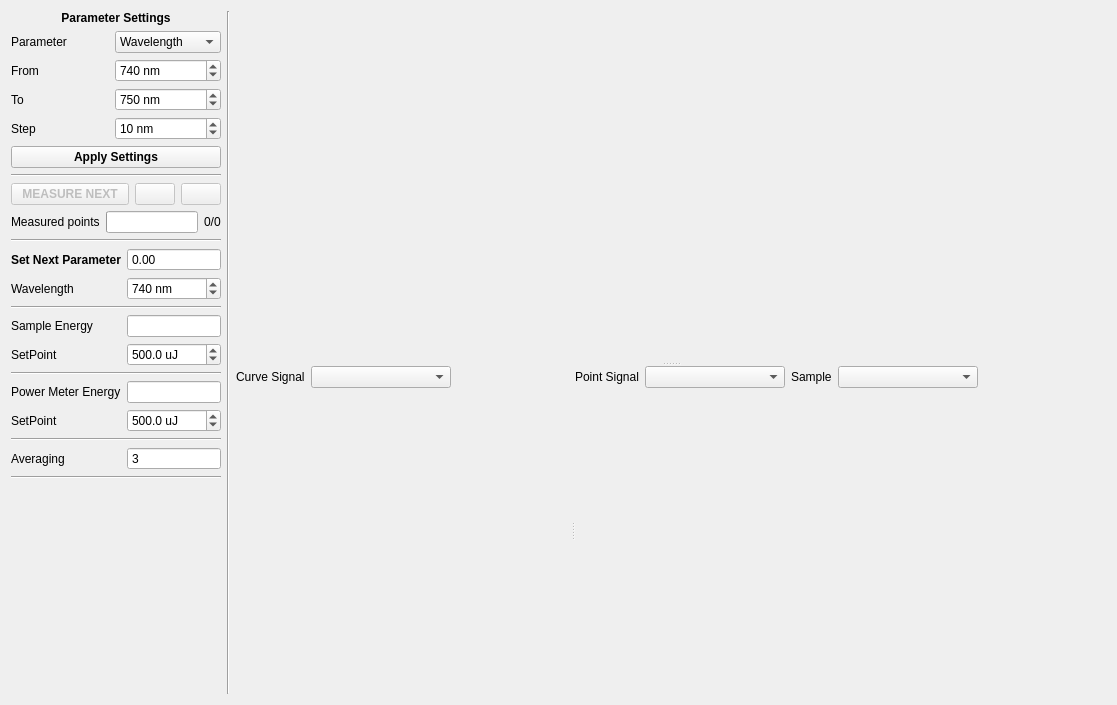
First picture: the form in modules/gui/designer/curve_measure_widget.ui, repository Kaldarinz/PA-RSCF-22-72-00015-, before the edit.
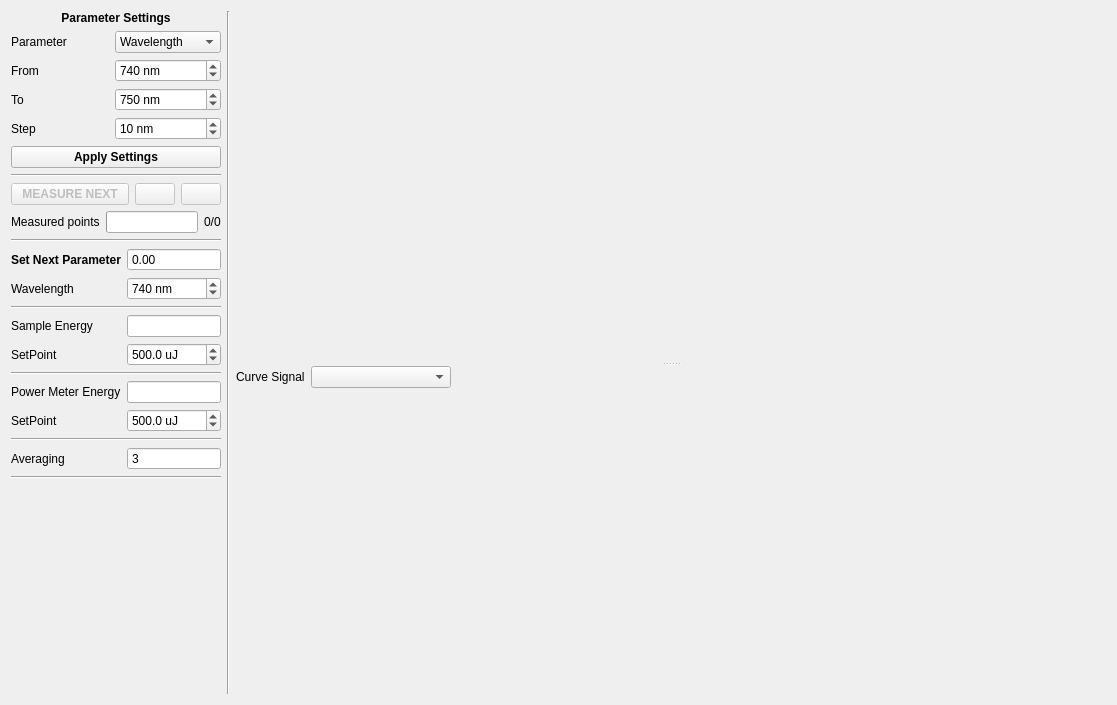
Second picture: the form after the edit. Icons and pictures are not drawn. Custom widgets are drawn as their Qt base class.

Diff of the .ui file:
```diff
--- a/modules/gui/designer/curve_measure_widget.ui
+++ b/modules/gui/designer/curve_measure_widget.ui
@@ -855,11 +855,9 @@
        </sizepolicy>
       </property>
      </widget>
-     <widget class="QSplitter" name="splitter">
-      <property name="orientation">
-       <enum>Qt::Horizontal</enum>
-      </property>
-      <widget class="QWidget" name="layoutWidget">
+     <widget class="QWidget" name="">
+      <layout class="QHBoxLayout" name="horizontalLayout_8">
+       <item>
        <layout class="QVBoxLayout" name="verticalLayout_3">
         <item>
          <layout class="QHBoxLayout" name="horizontalLayout_2">
@@ -885,6 +883,9 @@
             <property name="orientation">
              <enum>Qt::Horizontal</enum>
             </property>
+             <property name="sizeType">
+              <enum>QSizePolicy::Expanding</enum>
+             </property>
             <property name="sizeHint" stdset="0">
              <size>
               <width>88</width>
@@ -912,65 +913,9 @@
          </widget>
         </item>
        </layout>
-      </widget>
-      <widget class="QWidget" name="layoutWidget">
-       <layout class="QVBoxLayout" name="verticalLayout_4">
-        <item>
-         <layout class="QHBoxLayout" name="horizontalLayout_8">
-          <item>
-           <widget class="QLabel" name="lbl_detail_select">
-            <property name="text">
-             <string>Point Signal</string>
-            </property>
-           </widget>
           </item>
           <item>
-           <widget class="QComboBox" name="cb_detail_select">
-            <property name="minimumSize">
-             <size>
-              <width>140</width>
-              <height>0</height>
-             </size>
-            </property>
-           </widget>
-          </item>
-          <item>
-           <widget class="QLabel" name="lbl_sample">
-            <property name="text">
-             <string>Sample</string>
-            </property>
-           </widget>
-          </item>
-          <item>
-           <widget class="QComboBox" name="cb_sample">
-            <property name="minimumSize">
-             <size>
-              <width>140</width>
-              <height>0</height>
-             </size>
-            </property>
-           </widget>
-          </item>
-          <item>
-           <spacer name="horizontalSpacer_2">
-            <property name="orientation">
-             <enum>Qt::Horizontal</enum>
-            </property>
-            <property name="sizeType">
-             <enum>QSizePolicy::Expanding</enum>
-            </property>
-            <property name="sizeHint" stdset="0">
-             <size>
-              <width>78</width>
-              <height>17</height>
-             </size>
-            </property>
-           </spacer>
-          </item>
-         </layout>
-        </item>
-        <item>
-         <widget class="PgPlot" name="plot_detail" native="true">
+        <widget class="PointView" name="pv" native="true">
           <property name="sizePolicy">
            <sizepolicy hsizetype="Expanding" vsizetype="Expanding">
             <horstretch>0</horstretch>
@@ -980,24 +925,29 @@
          </widget>
         </item>
        </layout>
-      </widget>
      </widget>
     </widget>
    </item>
   </layout>
  </widget>
  <customwidgets>
+  <customwidget>
+   <class>PgPlot</class>
+   <extends>QWidget</extends>
+   <header>..widgets</header>
+   <container>1</container>
+  </customwidget>
+  <customwidget>
+   <class>PointView</class>
+   <extends>QWidget</extends>
+   <header>..compound_widgets</header>
+   <container>1</container>
+  </customwidget>
   <customwidget>
    <class>QuantSpinBox</class>
    <extends>QDoubleSpinBox</extends>
    <header>..widgets</header>
   </customwidget>
-  <customwidget>
-   <class>PgPlot</class>
-   <extends>QWidget</extends>
-   <header>..widgets</header>
-   <container>1</container>
-  </customwidget>
  </customwidgets>
  <resources>
   <include location="qt_resources.qrc"/>
```
Lines whose indentation alone changed are shown as unchanged.
